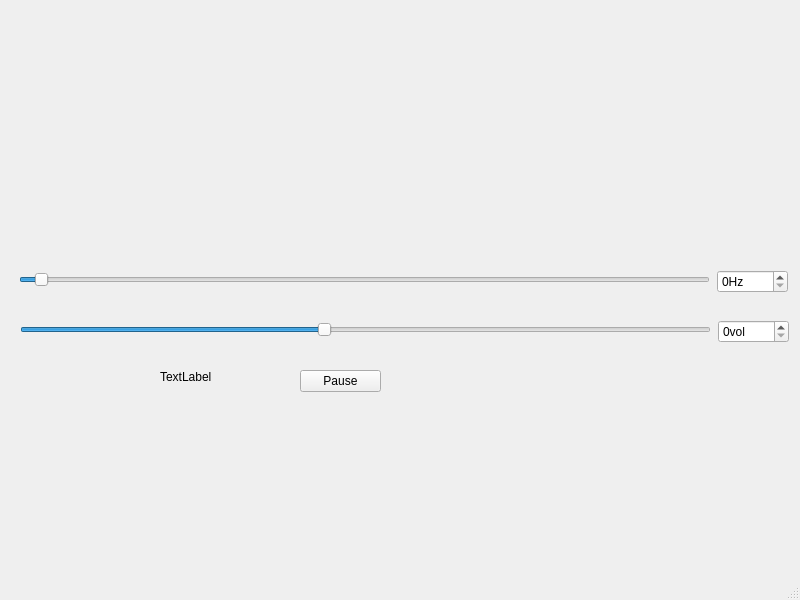
Old version of the form ui.ui in the repository hacxman/audiogenerator.
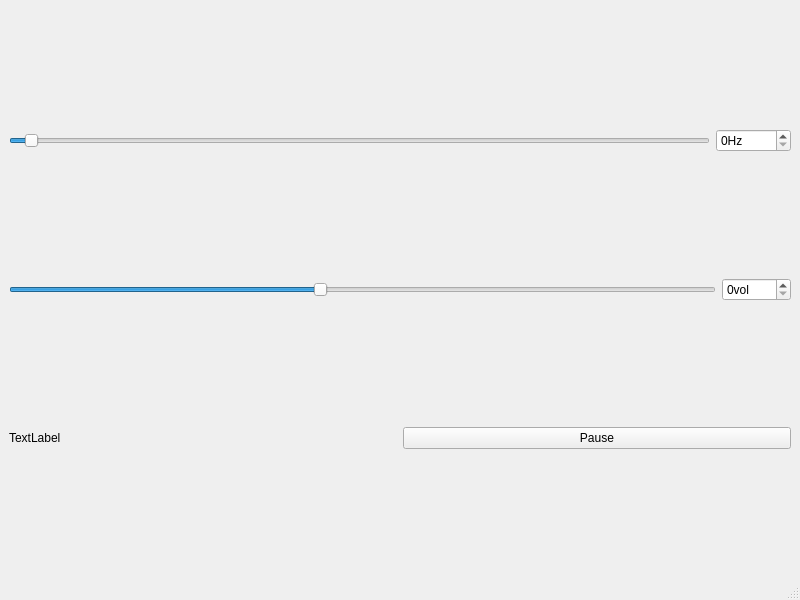
New version of the form.

Commit message: add waveform plot

```diff
--- a/ui.ui
+++ b/ui.ui
@@ -14,15 +14,16 @@
    <string>MainWindow</string>
   </property>
   <widget class="QWidget" name="centralwidget">
+   <layout class="QVBoxLayout" name="verticalLayout_2">
+    <item>
+     <layout class="QVBoxLayout" name="verticalLayout">
+      <item>
+       <layout class="QHBoxLayout" name="horizontalLayout_4"/>
+      </item>
+      <item>
+       <layout class="QHBoxLayout" name="horizontalLayout">
+        <item>
    <widget class="QSlider" name="horizontalSlider">
-    <property name="geometry">
-     <rect>
-      <x>19</x>
-      <y>270</y>
-      <width>691</width>
-      <height>20</height>
-     </rect>
-    </property>
     <property name="maximum">
      <number>20000</number>
     </property>
@@ -39,15 +40,9 @@
      <number>440</number>
     </property>
    </widget>
+        </item>
+        <item>
    <widget class="QSpinBox" name="spinBox">
-    <property name="geometry">
-     <rect>
-      <x>717</x>
-      <y>270</y>
-      <width>71</width>
-      <height>23</height>
-     </rect>
-    </property>
     <property name="suffix">
      <string>Hz</string>
     </property>
@@ -55,15 +50,32 @@
      <number>20000</number>
     </property>
    </widget>
+        </item>
+       </layout>
+      </item>
+      <item>
+       <layout class="QHBoxLayout" name="horizontalLayout_2">
+        <item>
+         <widget class="QSlider" name="horizontalSlider_2">
+          <property name="maximum">
+           <number>1000</number>
+          </property>
+          <property name="value">
+           <number>440</number>
+          </property>
+          <property name="orientation">
+           <enum>Qt::Horizontal</enum>
+          </property>
+          <property name="invertedAppearance">
+           <bool>false</bool>
+          </property>
+          <property name="tickInterval">
+           <number>440</number>
+          </property>
+         </widget>
+        </item>
+        <item>
    <widget class="QSpinBox" name="spinBox_2">
-    <property name="geometry">
-     <rect>
-      <x>718</x>
-      <y>320</y>
-      <width>71</width>
-      <height>23</height>
-     </rect>
-    </property>
     <property name="suffix">
      <string>vol</string>
     </property>
@@ -71,53 +83,20 @@
      <number>1000</number>
     </property>
    </widget>
-   <widget class="QSlider" name="horizontalSlider_2">
-    <property name="geometry">
-     <rect>
-      <x>20</x>
-      <y>320</y>
-      <width>691</width>
-      <height>20</height>
-     </rect>
-    </property>
-    <property name="maximum">
-     <number>1000</number>
-    </property>
-    <property name="value">
-     <number>440</number>
-    </property>
-    <property name="orientation">
-     <enum>Qt::Horizontal</enum>
-    </property>
-    <property name="invertedAppearance">
-     <bool>false</bool>
-    </property>
-    <property name="tickInterval">
-     <number>440</number>
-    </property>
-   </widget>
+        </item>
+       </layout>
+      </item>
+      <item>
+       <layout class="QHBoxLayout" name="horizontalLayout_3">
+        <item>
    <widget class="QLabel" name="dacOutTime">
-    <property name="geometry">
-     <rect>
-      <x>160</x>
-      <y>370</y>
-      <width>59</width>
-      <height>14</height>
-     </rect>
-    </property>
     <property name="text">
      <string>TextLabel</string>
     </property>
    </widget>
+        </item>
+        <item>
    <widget class="QPushButton" name="btnPause">
-    <property name="geometry">
-     <rect>
-      <x>300</x>
-      <y>370</y>
-      <width>81</width>
-      <height>22</height>
-     </rect>
-    </property>
     <property name="autoFillBackground">
      <bool>false</bool>
     </property>
@@ -131,6 +110,12 @@
      <bool>false</bool>
     </property>
    </widget>
+        </item>
+       </layout>
+      </item>
+     </layout>
+    </item>
+   </layout>
   </widget>
   <widget class="QMenuBar" name="menubar">
    <property name="geometry">
```
Lines whose indentation alone changed are shown as unchanged. The commit also changes 1 other file.
